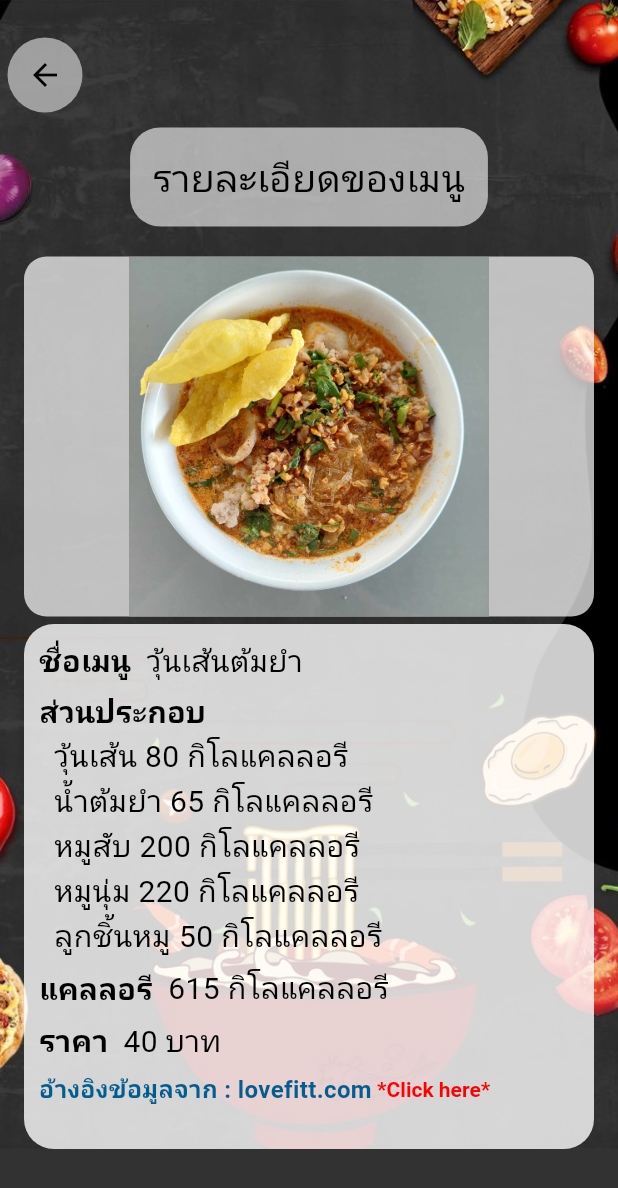
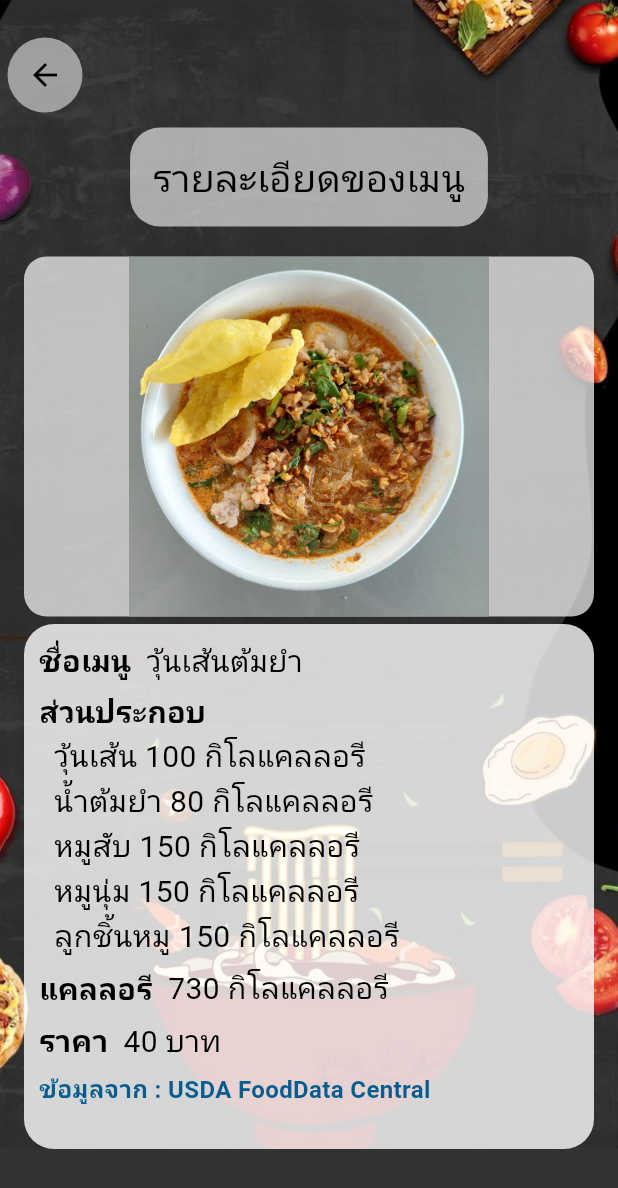
Before and after one commit to puttipongle/termproject-noodle, a Flutter app: the screen it shows after launch, after a tap on "วุ้นเส้นต้มยำ", on a phone screen of 412 x 824 dp. Shown: the top 1188 px of the screen. Run offline on Flutter 3.47's test engine with Material 3 defaults, Android fonts, the light colour scheme and no system bars; our stand-ins replace device_preview_plus, dropdown_button2, google_fonts; Roboto replaces fonts that are missing (Sarabun).

Commit message:
Update Data

```diff
--- a/project_noodle/lib/main.dart
+++ b/project_noodle/lib/main.dart
@@ -1,18 +1,20 @@
 import 'package:flutter/material.dart';
+import 'package:google_fonts/google_fonts.dart';
 import 'package:project_noodle/pages/CalculatorCal.dart';
 import 'package:project_noodle/pages/homepage.dart';
 import 'package:device_preview_plus/device_preview_plus.dart';
 
-// void main() {
-//   runApp(const MyApp());
-// }
+void main() {
+  GoogleFonts.config.allowRuntimeFetching = true;
+  runApp(const MyApp());
+}
 
-void main() => runApp(
-      DevicePreview(
-        enabled: true,
-        builder: (context) => MyApp(), // Wrap your app
-      ),
-    );
+// void main() => runApp(
+//       DevicePreview(
+//         enabled: true,
+//         builder: (context) => MyApp(), // Wrap your app
+//       ),
+//     );
 
 class MyApp extends StatelessWidget {
   const MyApp({super.key});
--- a/project_noodle/lib/pages/homepage.dart
+++ b/project_noodle/lib/pages/homepage.dart
@@ -1,7 +1,7 @@
-import 'package:flutter/gestures.dart';
+
 import 'package:flutter/material.dart';
 import 'package:google_fonts/google_fonts.dart';
-import 'package:url_launcher/url_launcher.dart';
+
 
 class MyHomePage extends StatelessWidget {
   const MyHomePage({super.key});
@@ -42,56 +42,56 @@ class _HomePageState extends State<HomePage> {
         id: 1,
         name: 'วุ้นเส้นต้มยำ',
         material:
-            'วุ้นเส้น 80 กิโลแคลลอรี \nน้ำต้มยำ 65 กิโลแคลลอรี \nหมูสับ 200 กิโลแคลลอรี \nหมูนุ่ม 220 กิโลแคลลอรี \nลูกชิ้นหมู 50 กิโลแคลลอรี',
-        calorie: '615',
+            'วุ้นเส้น 100 กิโลแคลลอรี \nน้ำต้มยำ 80 กิโลแคลลอรี \nหมูสับ 150 กิโลแคลลอรี \nหมูนุ่ม 150 กิโลแคลลอรี \nลูกชิ้นหมู 150 กิโลแคลลอรี',
+        calorie: '730',
         price: 40,
         img: '1-glassnoodletomyum.jpg'),
     Noodle(
         id: 2,
         name: 'บะหมี่กึ่งสำเร็จรูปน้ำใส',
         material:
-            'เส้นบะหมี่กึ่งสำเร็จรูป 374 กิโลแคลลอรี \nน้ำใส 30 กิโลแคลลอรี \nลูกชิ้นปลา 117 กิโลแคลลอรี \nลูกชิ้นหมู 50 กิโลแคลลอรี',
-        calorie: '571',
+            'เส้นบะหมี่กึ่งสำเร็จรูป 250 กิโลแคลลอรี \nน้ำใส 40 กิโลแคลลอรี \nลูกชิ้นปลา 180 กิโลแคลลอรี \nลูกชิ้นหมู 150 กิโลแคลลอรี',
+        calorie: '620',
         price: 40,
         img: '2-mamanamsai.jpg'),
     Noodle(
         id: 3,
         name: 'เส้นกลางต้มยำ',
         material:
-            'เส้นกลาง 335 กิโลแคลลอรี \nน้ำต้มยำ 65 กิโลแคลลอรี \nหมูนุ่ม 200 กิโลแคลลอรี \nหมูสับ 200 กิโลแคลลอรี \nหมูตุ๋น 240 กิโลแคลลอรี',
-        calorie: '1,040',
+            'เส้นกลาง 160 กิโลแคลลอรี \nน้ำต้มยำ 80 กิโลแคลลอรี \nหมูนุ่ม 150 กิโลแคลลอรี \nหมูสับ 150 กิโลแคลลอรี \nหมูตุ๋น 250 กิโลแคลลอรี',
+        calorie: '790',
         price: 50,
         img: '3-m_noodletomyum.jpg'),
     Noodle(
         id: 4,
         name: 'หมี่ขาวน้ำใส',
         material:
-            'เส้นหมี่ขาว 114 กิโลแคลลอรี \nน้ำใส 30 กิโลแคลลอรี \nหมูนุ่ม 220 กิโลแคลลอรี \nลูกชิ้นหมู 170 กิโลแคลลอรี',
-        calorie: '534',
+            'เส้นหมี่ขาว 138 กิโลแคลลอรี \nน้ำใส 40 กิโลแคลลอรี \nหมูนุ่ม 150 กิโลแคลลอรี \nลูกชิ้นหมู 150 กิโลแคลลอรี',
+        calorie: '478',
         price: 40,
         img: '4-ricenoodlenumsai.jpg'),
     Noodle(
         id: 5,
         name: 'หมี่เหลืองต้มยำเกี๊ยวหมู',
         material:
-            'เส้นหมี่เหลือง 250 กิโลแคลลอรี \nน้ำต้มยำ 65 กิโลแคลลอรี \nเกี๊ยวหมู 275 กิโลแคลลอรี \nหมูแดง 200 กิโลแคลลอรี',
-        calorie: '790',
+            'เส้นหมี่เหลือง 250 กิโลแคลลอรี \nน้ำต้มยำ 80 กิโลแคลลอรี \nเกี๊ยวหมู 200 กิโลแคลลอรี \nหมูแดง 200 กิโลแคลลอรี',
+        calorie: '730',
         price: 40,
         img: '5-eggnoodletomyum.jpg'),
     Noodle(
         id: 6,
         name: 'หมี่เหลืองน้ำใส',
         material:
-            'เส้นหมี่เหลือง 250 กิโลแคลลอรี \nน้ำใส 30 กิโลแคลลอรี \nหมูนุ่ม 200 กิโลแคลลอรี \nลูกชิ้นหมู 150 กิโลแคลลอรี',
-        calorie: '630',
+            'เส้นหมี่เหลือง 250 กิโลแคลลอรี \nน้ำใส 40 กิโลแคลลอรี \nหมูนุ่ม 150 กิโลแคลลอรี \nลูกชิ้นหมู 150 กิโลแคลลอรี',
+        calorie: '590',
         price: 40,
         img: '6-eggnoodlenamsai.png'),
     Noodle(
         id: 7,
         name: 'เส้นเล็กน้ำตก',
         material:
-            'เส้นเล็ก 335 กิโลแคลลอรี \nน้ำตก 180 กิโลแคลลอรี \nหมูสับ 200 กิโลแคลลอรี',
-        calorie: '715',
+            'เส้นเล็ก 180 กิโลแคลลอรี \nน้ำตก 100 กิโลแคลลอรี \nหมูสับ 150 กิโลแคลลอรี',
+        calorie: '430',
         price: 40,
         img: '7-thinnoodle-namtok.jpg'),
     Noodle(
@@ -141,7 +141,7 @@ class _HomePageState extends State<HomePage> {
                                 children: [
                                   Text(
                                     'ร้านก๋วยเตี๋ยวตั้งเตาฮะ',
-                                    style: GoogleFonts.sriracha(
+                                    style: GoogleFonts.sarabun(
                                       fontSize: 23,
                                       color: Colors.white,
                                       decoration:
@@ -198,7 +198,7 @@ class _HomePageState extends State<HomePage> {
                                 ),
                                 Text(
                                   ' เครื่องคำนวณแคลลอรี ',
-                                  style: GoogleFonts.sriracha(
+                                  style: GoogleFonts.sarabun(
                                     fontSize: 25,
                                     color: Colors.black,
                                   ),
@@ -225,7 +225,7 @@ class _HomePageState extends State<HomePage> {
                   alignment: Alignment.center,
                   child: Text(
                     'เมนูก๋วยเตี๋ยวยอดฮิต!!',
-                    style: GoogleFonts.sriracha(
+                    style: GoogleFonts.sarabun(
                       fontSize: 25,
                       color: Colors.white,
                     ),
@@ -571,32 +571,12 @@ class _Pagedetail extends State<Pagedetail> {
                             Row(
                               children: [
                                 Text(
-                                  'อ้างอิงข้อมูลจาก : lovefitt.com',
+                                  'ข้อมูลจาก : USDA FoodData Central',
                                   style: GoogleFonts.sarabun(
                                       fontSize: 16,
                                       color: const Color.fromARGB(255, 4, 92, 143),
                                       fontWeight: FontWeight.bold),
-                                ),
-                                RichText(
-                                    text: TextSpan(children: [
-                                  TextSpan(
-                                    text: " *Click here*",
-                                    style: GoogleFonts.sarabun(
-                                        fontSize: 14,
-                                        color: const Color.fromARGB(255, 255, 0, 0),
-                                        fontWeight: FontWeight.bold),
-                                    recognizer: TapGestureRecognizer()
-                                      ..onTap = () async {
-                                        var url =
-                                            "https://www.lovefitt.com/calories-monitor/%E0%B8%9E%E0%B8%A5%E0%B8%B1%E0%B8%87%E0%B8%87%E0%B8%B2%E0%B8%99%E0%B9%83%E0%B8%99%E0%B8%AD%E0%B8%B2%E0%B8%AB%E0%B8%B2%E0%B8%A3%E0%B8%9B%E0%B8%A3%E0%B8%B0%E0%B9%80%E0%B8%A0%E0%B8%97%E0%B9%80%E0%B8%AA%E0%B9%89%E0%B8%99/?utm_source=chatgpt.com";
-                                        if (await canLaunch(url)) {
-                                          await launch(url);
-                                        } else {
-                                          throw 'Could not launch $url';
-                                        }
-                                      },
-                                  ),
-                                ]))
+                                )
                               ],
                             ),
                           ],
--- a/project_noodle/lib/services/calorie_calculator.dart
+++ b/project_noodle/lib/services/calorie_calculator.dart
@@ -13,6 +13,7 @@ class CalorieCalculator {
     "หมูแดง": 200,
     "หมูสับ": 150,
     "หมูนุ่ม": 150,
+    "หมูตุ๋น":250,
     "เนื้อวัว": 250,
     "น่องไก่": 220,
   };
@@ -23,18 +24,19 @@ class CalorieCalculator {
     "ลูกชิ้นเนื้อ": 180,
     "ลูกชิ้นปลา": 180,
     "ลูกชิ้นกุ้ง": 180,
-    "เกี๊ยว": 200,
+    "เกี๊ยวหมู": 200,
   };
 
   static final Map<String, int> mockNoodles = {
     "ไม่ใส่เส้น": 0,
     "เส้นหมี่เหลือง": 250,
-    "เส้นหมี่หยก": 180,
+    "เส้นหมี่ขาว": 138 ,
     "เส้นใหญ่": 180,
     "เส้นกลาง": 160,
     "เส้นเล็ก": 140,
     "วุ้นเส้น": 100,
     "เส้นข้าวซอย": 240,
+    "เส้นบะหมี่กึ่งสำเร็จรูป":250 ,
   };
 
   static int calculate(
--- a/project_noodle/pubspec.yaml
+++ b/project_noodle/pubspec.yaml
@@ -43,6 +43,7 @@ dependencies:
 dev_dependencies:
   flutter_test:
     sdk: flutter
+  flutter_launcher_icons: ^0.13.0
 
   # The "flutter_lints" package below contains a set of recommended lints to
   # encourage good coding practices. The lint set provided by the package is
@@ -78,6 +79,10 @@ flutter:
     - assets/noodle/7-thinnoodle-namtok.jpg
     - assets/noodle/8-eggnoodletomyumnamtok.jpg
 
+flutter_icons:
+  android: "launcher_icon"
+  ios: true
+  image_path: "assets/icon/noodle-icon.png"
 
   # An image asset can refer to one or more resolution-specific "variants", see
   # https://flutter.dev/to/resolution-aware-images
```
Also changed, not shown: project_noodle/assets/icon/noodle-icon.png (added), project_noodle/pubspec.lock, 28 other files.
